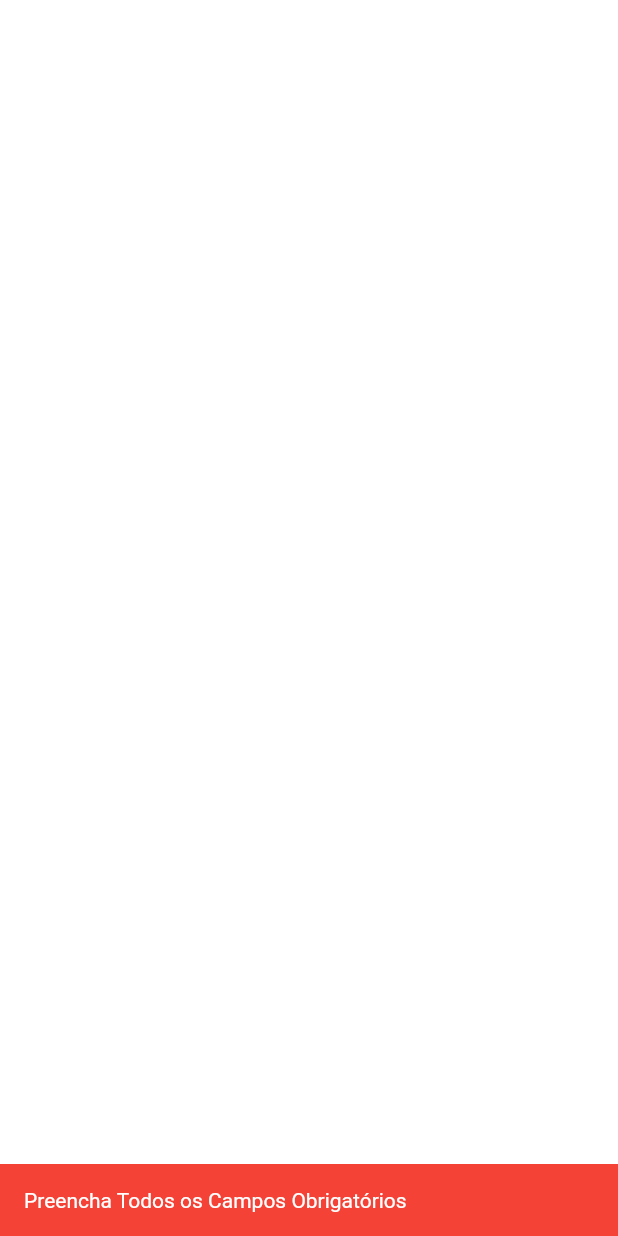
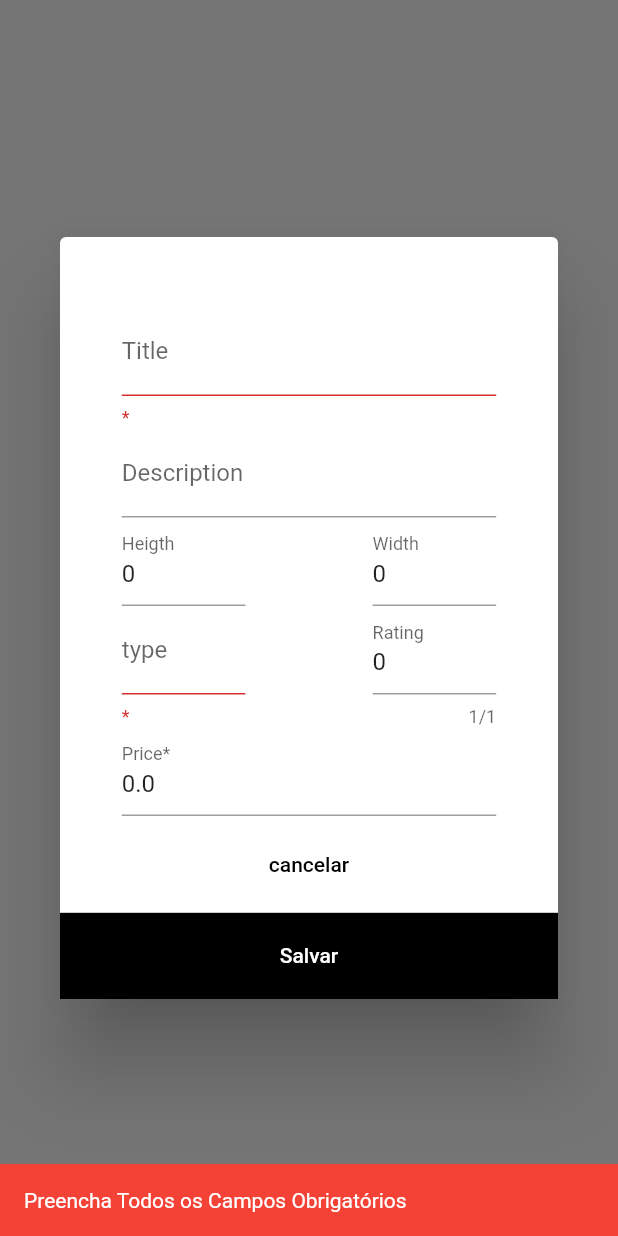
Before and after one commit to IldySilva/coodesh-challenge, a Flutter app: what editProductDialog() shows on an empty page, opened directly with empty values, after a tap on "Salvar", on a phone screen of 412 x 824 dp. Run offline on Flutter 3.47's test engine with Material 2 defaults, Android fonts, the light colour scheme and no system bars; our stand-ins replace cached_network_image, cloud_firestore, firebase_core, get; accounts and stored records are empty.

Commit message:
edit dialog changes

```diff
--- a/lib/data/firebase/firebase_services.dart
+++ b/lib/data/firebase/firebase_services.dart
@@ -2,6 +2,8 @@ import 'package:cloud_firestore/cloud_firestore.dart';
 import 'package:coodesh_challenge/model/products_model.dart';
 import 'package:coodesh_challenge/view/modals_dialogs/responses.dart';
 import 'package:coodesh_challenge/view/state_manager.dart';
+import 'package:flutter/material.dart';
+import 'package:get/get.dart';
 
 class FirebaseServices {
   var _firestoreCollection = FirebaseFirestore.instance.collection("products");
@@ -35,11 +37,13 @@ class FirebaseServices {
     }
   }
 
-  dynamic editProduct(Product product) async {
+  dynamic editProduct(Product product,) async {
     try {
       viewController.laodingMainButton.value = true;
       await _firestoreCollection.doc(product.id).update(product.toJson());
+      Navigator.pop(Get.context!);
       await fetchProducts();
+
       viewController.laodingMainButton.value = false;
     } on Exception catch (e) {
       viewController.laodingMainButton.value = false;
--- a/lib/view/modals_dialogs/edit_product_screen.dart
+++ b/lib/view/modals_dialogs/edit_product_screen.dart
@@ -97,7 +97,7 @@ editProductDialog(context, Product product) {
                         width: Get.width * 0.2,
                         child: TextField(
                           maxLength: 1,
-                          inputFormatters: [  FilteringTextInputFormatter.allow(RegExp('[1-5]')),],
+                          inputFormatters: [  FilteringTextInputFormatter.allow(RegExp('[0-5]')),],
                           keyboardType: TextInputType.numberWithOptions(),
                           controller: ratingController,
                           decoration: InputDecoration(
@@ -157,7 +157,6 @@ editProductDialog(context, Product product) {
                               product.width=int.parse(widthtController.text);
                               product.rating=int.parse(ratingController.text);
                               await IFirebaseServices().editProducts(product);
-                              Navigator.pop(context);
                             },
                             child: Text(
                               "Salvar",
```
